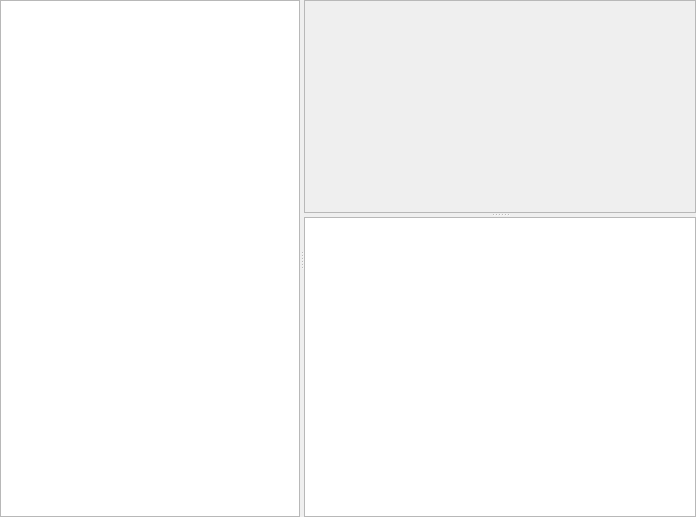
Above: Plugin/DeepSeekPlugin/ui/DeepSeekPluginWidget.ui from abjzk/qtCPlusPlus_deepseek_Plugin before the change. Below: the same form after it.
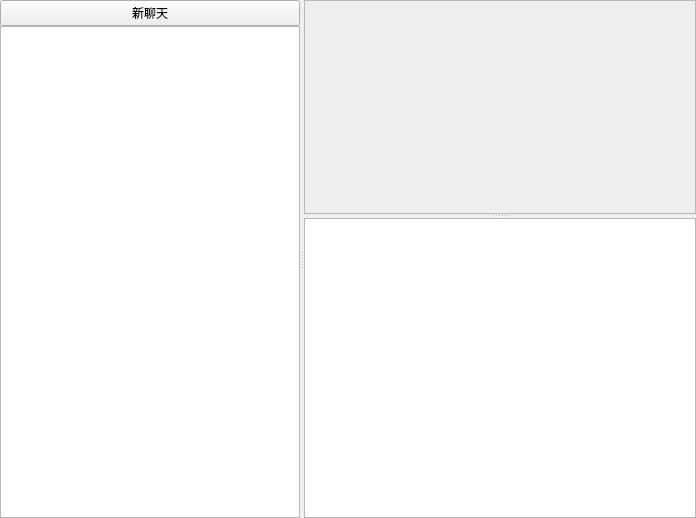
That is the form after the change.

Patch:
```diff
--- a/Plugin/DeepSeekPlugin/ui/DeepSeekPluginWidget.ui
+++ b/Plugin/DeepSeekPlugin/ui/DeepSeekPluginWidget.ui
@@ -7,7 +7,7 @@
     <x>0</x>
     <y>0</y>
     <width>696</width>
-    <height>517</height>
+    <height>518</height>
    </rect>
   </property>
   <property name="minimumSize">
@@ -19,7 +19,7 @@
   <property name="windowTitle">
    <string>Form</string>
   </property>
-  <layout class="QGridLayout" name="gridLayout">
+  <layout class="QGridLayout" name="gridLayout_2">
    <property name="leftMargin">
     <number>0</number>
    </property>
@@ -40,7 +40,7 @@
      <property name="orientation">
       <enum>Qt::Orientation::Horizontal</enum>
      </property>
-     <widget class="QListWidget" name="chatListWidget">
+     <widget class="QWidget" name="widget" native="true">
       <property name="minimumSize">
        <size>
         <width>200</width>
@@ -53,6 +53,58 @@
         <height>16777215</height>
        </size>
       </property>
+      <layout class="QGridLayout" name="gridLayout">
+       <property name="leftMargin">
+        <number>0</number>
+       </property>
+       <property name="topMargin">
+        <number>0</number>
+       </property>
+       <property name="rightMargin">
+        <number>0</number>
+       </property>
+       <property name="bottomMargin">
+        <number>0</number>
+       </property>
+       <property name="spacing">
+        <number>0</number>
+       </property>
+       <item row="0" column="0">
+        <widget class="QPushButton" name="newChatButton">
+         <property name="minimumSize">
+          <size>
+           <width>200</width>
+           <height>0</height>
+          </size>
+         </property>
+         <property name="maximumSize">
+          <size>
+           <width>300</width>
+           <height>16777215</height>
+          </size>
+         </property>
+         <property name="text">
+          <string>新聊天</string>
+         </property>
+        </widget>
+       </item>
+       <item row="1" column="0">
+        <widget class="QListWidget" name="chatListWidget">
+         <property name="minimumSize">
+          <size>
+           <width>200</width>
+           <height>0</height>
+          </size>
+         </property>
+         <property name="maximumSize">
+          <size>
+           <width>300</width>
+           <height>16777215</height>
+          </size>
+         </property>
+        </widget>
+       </item>
+      </layout>
      </widget>
      <widget class="QSplitter" name="vSplitter">
       <property name="orientation">
@@ -68,7 +120,7 @@
           <x>0</x>
           <y>0</y>
           <width>389</width>
-          <height>210</height>
+          <height>211</height>
          </rect>
         </property>
        </widget>
```
